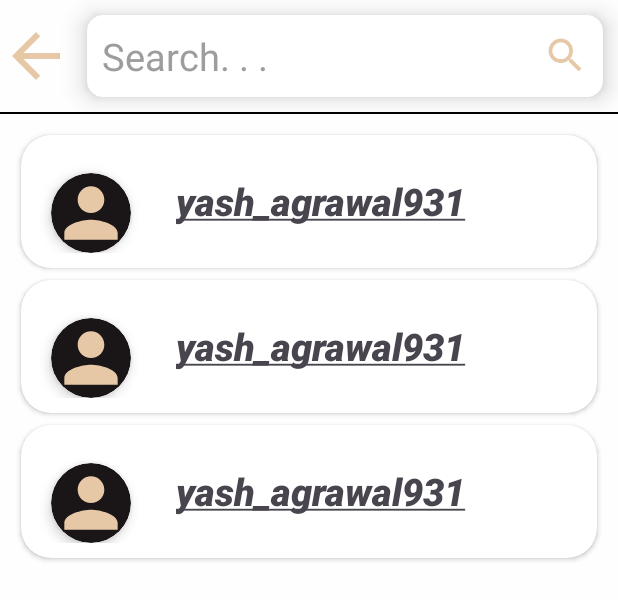
After one commit to Yash-Agrawal-Company/VerseVista, an Android app: the layout activity_search.xml on its own in the app's theme, with its tools: preview values and no code run, on a phone screen of 412 x 824 dp. The commit adds this screen. Shown: the top 600 px of the screen. Run offline under Robolectric (Android 15) with nearby library versions, the phone set to English and light mode, and no system bars.

Commit message:
Some bugs fixed

```diff
--- /dev/null
+++ b/app/src/main/res/drawable/back_button.xml
@@ -0,0 +1,5 @@
+<vector android:autoMirrored="true" android:height="24dp"
+    android:tint="@color/themeColor" android:viewportHeight="24"
+    android:viewportWidth="24" android:width="24dp" xmlns:android="http://schemas.android.com/apk/res/android">
+    <path android:fillColor="@android:color/white" android:pathData="M20,11H7.83l5.59,-5.59L12,4l-8,8 8,8 1.41,-1.41L7.83,13H20v-2z"/>
+</vector>
--- /dev/null
+++ b/app/src/main/res/drawable/search_icon.xml
@@ -0,0 +1,5 @@
+<vector android:autoMirrored="true" android:height="30dp"
+    android:tint="@color/themeColor" android:viewportHeight="24"
+    android:viewportWidth="24" android:width="30dp" xmlns:android="http://schemas.android.com/apk/res/android">
+    <path android:fillColor="@android:color/white" android:pathData="M15.5,14h-0.79l-0.28,-0.27C15.41,12.59 16,11.11 16,9.5 16,5.91 13.09,3 9.5,3S3,5.91 3,9.5 5.91,16 9.5,16c1.61,0 3.09,-0.59 4.23,-1.57l0.27,0.28v0.79l5,4.99L20.49,19l-4.99,-5zM9.5,14C7.01,14 5,11.99 5,9.5S7.01,5 9.5,5 14,7.01 14,9.5 11.99,14 9.5,14z"/>
+</vector>
--- /dev/null
+++ b/app/src/main/res/layout/activity_search.xml
@@ -0,0 +1,61 @@
+<?xml version="1.0" encoding="utf-8"?>
+<LinearLayout xmlns:android="http://schemas.android.com/apk/res/android"
+    xmlns:app="http://schemas.android.com/apk/res-auto"
+    xmlns:tools="http://schemas.android.com/tools"
+    android:layout_width="match_parent"
+    android:layout_height="match_parent"
+    android:orientation="vertical"
+    tools:context=".SearchActivity">
+
+    <LinearLayout
+        android:layout_width="match_parent"
+        android:layout_height="wrap_content"
+        android:orientation="horizontal">
+    <ImageView
+        android:id="@+id/back_btn"
+        android:layout_width="48dp"
+        android:layout_height="48dp"
+        android:textSize="30sp"
+        android:layout_gravity="center"
+        android:src="@drawable/back_button"/>
+    <EditText
+        android:id="@+id/searchBox"
+        android:layout_width="match_parent"
+        android:layout_height="wrap_content"
+        android:textSize="25sp"
+        android:background="@drawable/search_back"
+        android:textColor="@color/black"
+        android:textColorHint="#9D9D9D"
+        android:inputType="text"
+        android:padding="10dp"
+        android:elevation="10dp"
+        android:layout_margin="10dp"
+        android:layout_marginRight="0dp"
+        android:drawableEnd="@drawable/search_icon"
+        android:hint="Search. . ."
+        android:autofillHints="username" />
+    </LinearLayout>
+
+    <androidx.appcompat.widget.Toolbar
+        android:layout_width="match_parent"
+        android:layout_height="1dp"
+        android:background="@color/black"/>
+
+    <androidx.constraintlayout.widget.ConstraintLayout
+        android:layout_width="match_parent"
+        android:layout_height="match_parent">
+        <androidx.recyclerview.widget.RecyclerView
+            android:id="@+id/usersRecyclerView"
+            android:layout_width="match_parent"
+            android:layout_height="wrap_content"
+            android:layout_margin="10dp"
+            android:layout_marginBottom="20dp"
+            tools:listitem="@layout/user_list_item"
+            app:layout_constraintBottom_toBottomOf="parent"
+            app:layout_constraintEnd_toEndOf="parent"
+            app:layout_constraintLeft_toLeftOf="parent"
+            app:layout_constraintTop_toTopOf="parent"
+            app:layout_constraintVertical_bias="0.0" />
+
+    </androidx.constraintlayout.widget.ConstraintLayout>
+</LinearLayout>
--- a/app/src/main/res/layout/user_list_item.xml
+++ b/app/src/main/res/layout/user_list_item.xml
@@ -5,12 +5,12 @@
     xmlns:app="http://schemas.android.com/apk/res-auto"
     android:orientation="vertical">
     <androidx.cardview.widget.CardView
-        android:id="@+id/foundUser"
         android:layout_width="match_parent"
         android:layout_height="wrap_content"
-        android:layout_margin="10dp"
+        android:layout_margin="4dp"
         app:cardCornerRadius="20dp">
         <LinearLayout
+            android:id="@+id/foundUser"
             android:layout_width="match_parent"
             android:layout_height="wrap_content"
             android:padding="10dp"
@@ -26,18 +26,17 @@
                     android:layout_marginTop="15dp"
                     android:layout_marginStart="10dp"
                     android:layout_marginEnd="10dp"
-                    app:cardElevation="10dp"
+                    app:cardElevation="5dp"
                     app:cardCornerRadius="100dp">
                     <ImageView
                         android:id="@+id/profileIcon"
                         android:layout_width="match_parent"
                         android:layout_height="match_parent"
-                        android:onClick="profilePage"
                         android:src="@drawable/photo"
                         android:contentDescription="profileIcon" />
                 </androidx.cardview.widget.CardView>
             <TextView
-                android:id="@+id/userName"
+                android:id="@+id/user_name"
                 android:layout_width="match_parent"
                 android:layout_height="wrap_content"
                 android:text="@string/yash_agrawal931"
--- a/app/src/main/res/values/colors.xml
+++ b/app/src/main/res/values/colors.xml
@@ -2,7 +2,6 @@
 <resources>
     <color name="black">#FF000000</color>
     <color name="white">#FFFFFFFF</color>
-    <color name="themeColor">#8CC4D4</color>
-<!--    <color name="themeColor">#E6C8A7</color>-->
+    <color name="themeColor">#E6C8A7</color>
 
 </resources>
```
Also changed, not shown: app/src/main/AndroidManifest.xml (+7 -12 lines), app/src/main/java/com/yashagrawal/versevista/MainActivity.kt (+9 -2 lines), app/src/main/java/com/yashagrawal/versevista/ProfileActivity.kt (+10 -10 lines), app/src/main/java/com/yashagrawal/versevista/SearchActivity.kt (added, +75 -0 lines), app/src/main/java/com/yashagrawal/versevista/adapter/PoetryListAdapter.kt (+0 -8 lines), app/src/main/java/com/yashagrawal/versevista/adapter/UserListAdapter.kt (added, +62 -0 lines), app/src/main/java/com/yashagrawal/versevista/models/UserModel.kt (added, +7 -0 lines), app/src/main/res/layout/activity_main.xml (+32 -20 lines).
